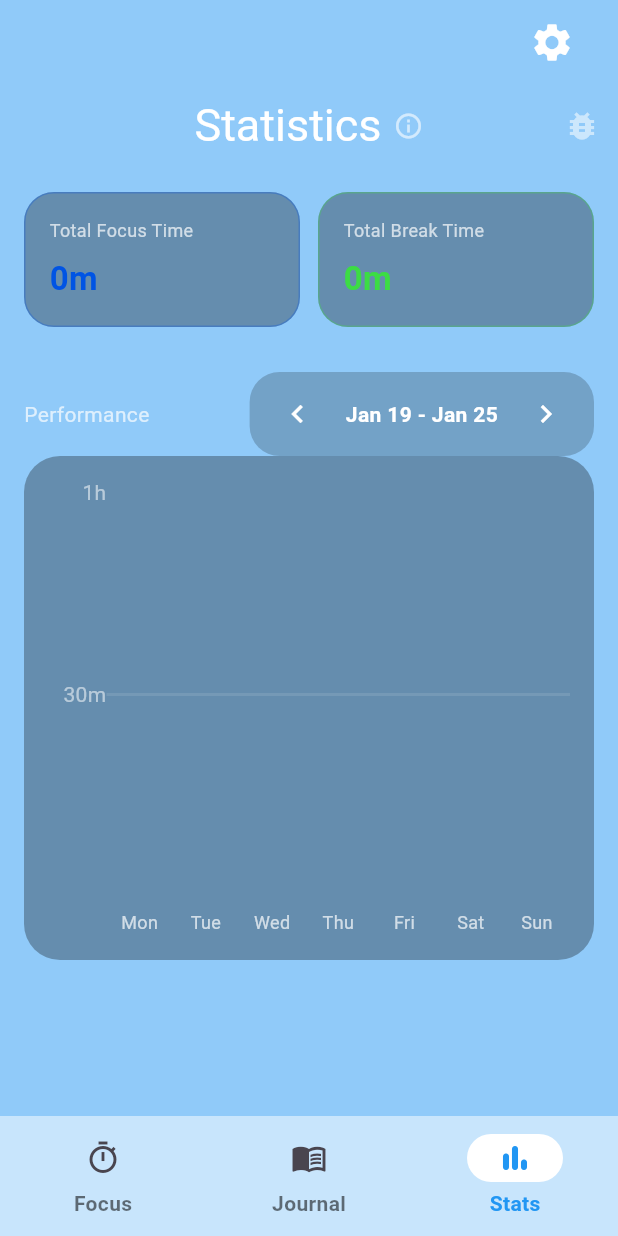
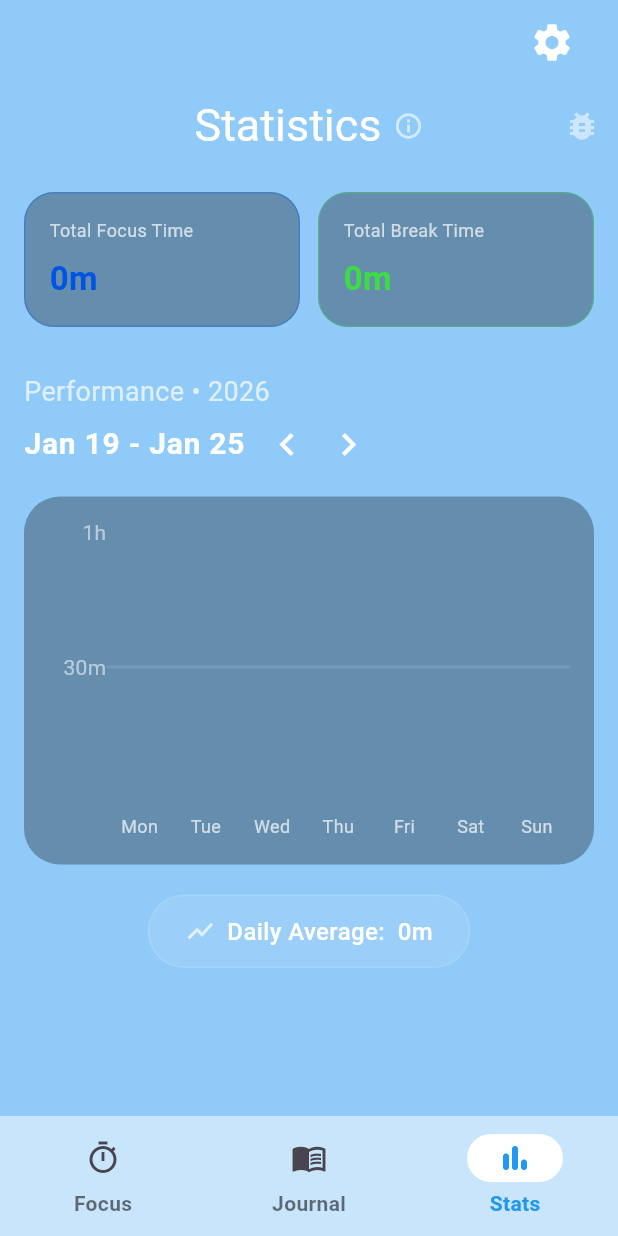
Before and after one commit to giopato02/NullState_App, a Flutter app: the screen it shows after launch, item 3 of the bottom bar chosen, after a tap on the "chevron left" icon, on a phone screen of 412 x 824 dp. Run offline on Flutter 3.47's test engine with Material 3 defaults, Android fonts, the phone set to English and light mode, and no system bars; drawn by our look-alikes of fl_chart; our stand-ins replace audioplayers, flutter_local_notifications, flutter_timezone, hive, hive_flutter, timezone and 1 more; accounts and stored records are empty.

Commit message:
Added Daily Average Feature in the Stats Page; Added a year indicator for performance graph

```diff
--- a/lib/pages/stats_page.dart
+++ b/lib/pages/stats_page.dart
@@ -32,9 +32,19 @@ class _StatsPageState extends State<StatsPage> {
         // 1. Calculate the Data
         // Pass _selectedDate to all functions so they calculate for the correct week
         final weeklyData = _processWeeklyData(box, _selectedDate);
-        final totalFocus = _calculateTotalMinutes(box, isBreak: false, referenceDate: _selectedDate);
-        final totalBreak = _calculateTotalMinutes(box, isBreak: true, referenceDate: _selectedDate);
-        final weekRange = _getWeekRange(_selectedDate); // Gets for example: Jan 1 - Jan 7
+        final totalFocus = _calculateTotalMinutes(
+          box,
+          isBreak: false,
+          referenceDate: _selectedDate,
+        );
+        final totalBreak = _calculateTotalMinutes(
+          box,
+          isBreak: true,
+          referenceDate: _selectedDate,
+        );
+        final weekRange = _getWeekRange(
+          _selectedDate,
+        ); // Gets for example: Jan 1 - Jan 7
 
         return Scaffold(
           backgroundColor:
@@ -47,15 +57,22 @@ class _StatsPageState extends State<StatsPage> {
             surfaceTintColor: Colors.transparent,
             forceMaterialTransparency: true,
 
-            // 1. ℹ️ INFO ICON IN TITLE
+            // 1. INFO ICON IN TITLE
             title: Row(
               mainAxisSize: MainAxisSize.min,
               children: [
-                Text("Statistics", style: TextStyle(fontSize: 30, color: Colors.white)),
+                Text(
+                  "Statistics",
+                  style: TextStyle(fontSize: 30, color: Colors.white),
+                ),
                 const SizedBox(width: 8),
                 GestureDetector(
                   onTap: _showInfoDialog,
-                  child: Icon(Icons.info_outline, color: Colors.white.withValues(alpha: 0.6), size: 20),
+                  child: Icon(
+                    Icons.info_outline,
+                    color: Colors.white.withValues(alpha: 0.6),
+                    size: 20,
+                  ),
                 ),
               ],
             ),
@@ -92,58 +109,74 @@ class _StatsPageState extends State<StatsPage> {
                 const SizedBox(height: 30),
 
                 // 3. DATE NAVIGATION HEADER
+                Text(
+                  "Performance • ${_selectedDate.year}", // Updates with the year
+                  style: const TextStyle(color: Colors.white70, fontSize: 18),
+                ),
+                const SizedBox(height: 2), // Small gap between label and date
+                // Date & Arrows Container
                 Row(
-                  mainAxisAlignment: MainAxisAlignment.spaceBetween,
+                  mainAxisSize: MainAxisSize.min, // Shrink to fit content
                   children: [
-                    const Text(
-                      "Performance",
-                      style: TextStyle(color: Colors.white70, fontSize: 14),
-                    ),
-                    // ARROWS AND DATE
-                    Container(
-                      padding: const EdgeInsets.symmetric(horizontal: 8, vertical: 4),
-                      decoration: BoxDecoration(
-                        color: Colors.black.withValues(alpha: 0.2),
-                        borderRadius: BorderRadius.circular(20),
-                      ),
-                      child: Row(
-                        children: [
-                          IconButton(
-                            icon: const Icon(Icons.chevron_left, color: Colors.white),
-                            padding: EdgeInsets.zero,
-                            constraints: const BoxConstraints(),
-                            onPressed: () {
-                              setState(() {
-                                _selectedDate = _selectedDate.subtract(const Duration(days: 7));
-                              });
-                            },
-                          ),
-                          const SizedBox(width: 8),
+                    // The Date Text
                     Text(
                       weekRange,
                       style: const TextStyle(
                         color: Colors.white,
-                              fontSize: 14, // Smaller font to fit arrows
-                              fontWeight: FontWeight.bold
+                        fontSize: 20,
+                        fontWeight: FontWeight.bold,
+                        letterSpacing: 0.5,
                       ),
                     ),
+
                     const SizedBox(width: 8),
+
+                    // Back Arrow
                     IconButton(
-                            icon: const Icon(Icons.chevron_right, color: Colors.white),
+                      icon: const Icon(
+                        Icons.chevron_left,
+                        color: Colors.white,
+                        size: 30,
+                      ),
+                      padding: EdgeInsets.zero,
+                      constraints:
+                          const BoxConstraints(), // Removes default padding
+                      visualDensity:
+                          VisualDensity.compact, // Reduces extra whitespace
+                      onPressed: () {
+                        setState(() {
+                          _selectedDate = _selectedDate.subtract(
+                            const Duration(days: 7),
+                          );
+                        });
+                      },
+                    ),
+
+                    const SizedBox(width: 1),
+
+                    // Forward Arrow
+                    IconButton(
+                      icon: const Icon(
+                        Icons.chevron_right,
+                        color: Colors.white,
+                        size: 30,
+                      ),
                       padding: EdgeInsets.zero,
                       constraints: const BoxConstraints(),
+                      visualDensity: VisualDensity.compact,
                       onPressed: () {
-                              // Don't allow going into future weeks ADD HERE.
                         setState(() {
-                                _selectedDate = _selectedDate.add(const Duration(days: 7));
+                          _selectedDate = _selectedDate.add(
+                            const Duration(days: 7),
+                          );
                         });
                       },
                     ),
                   ],
                 ),
-                    ),
-                  ],
-                ),
+
+                // Spacer to prevent collision with Chart
+                const SizedBox(height: 15),
 
                 // 4. The Bar Chart
                 Expanded(
@@ -272,6 +305,37 @@ class _StatsPageState extends State<StatsPage> {
                     ),
                   ),
                 ),
+                const SizedBox(height: 20),
+
+                // 5. DAILY AVERAGE (Footer)
+                Center(
+                  child: Container(
+                    padding: const EdgeInsets.symmetric(horizontal: 24, vertical: 12),
+                    decoration: BoxDecoration(
+                      color: Colors.white.withValues(alpha: 0.1),
+                      borderRadius: BorderRadius.circular(30),
+                      border: Border.all(color: Colors.white.withValues(alpha: 0.1)),
+                    ),
+                    child: Row(
+                      mainAxisSize: MainAxisSize.min,
+                      children: [
+                        const Icon(Icons.show_chart, color: Colors.white70, size: 20),
+                        const SizedBox(width: 8),
+                        Text(
+                          "Daily Average:  ${(totalFocus / 7).round()}m",
+                          style: const TextStyle(
+                            color: Colors.white,
+                            fontSize: 16,
+                            fontWeight: FontWeight.w500,
+                          ),
+                        ),
+                      ],
+                    ),
+                  ),
+                ),
+
+                // Push everything slightly up from the very bottom edge
+                const SizedBox(height: 40),
                 const Spacer(),
               ],
             ),
@@ -288,7 +352,10 @@ class _StatsPageState extends State<StatsPage> {
       context: context,
       builder: (context) => AlertDialog(
         backgroundColor: Colors.grey[900],
-        title: const Text("Tracking Rules", style: TextStyle(color: Colors.white)),
+        title: const Text(
+          "Tracking Rules",
+          style: TextStyle(color: Colors.white),
+        ),
         content: const Text(
           "1. Only FULLY COMPLETED sessions are recorded.\n"
           "2. If you stop a timer early, it will NOT count towards your stats.\n"
@@ -387,12 +454,22 @@ class _StatsPageState extends State<StatsPage> {
 
   // ---------------- DATA LOGIC ---------------- //
 
-  int _calculateTotalMinutes(Box<Session> box, {required bool isBreak, required DateTime referenceDate}) {
+  int _calculateTotalMinutes(
+    Box<Session> box, {
+    required bool isBreak,
+    required DateTime referenceDate,
+  }) {
     // 1. Determine start/end of the requested week
-    final startOfWeek = referenceDate.subtract(Duration(days: referenceDate.weekday - 1));
+    final startOfWeek = referenceDate.subtract(
+      Duration(days: referenceDate.weekday - 1),
+    );
     final endOfWeek = startOfWeek.add(const Duration(days: 7));
     // Normalize to midnight to avoid hour mismatches
-    final start = DateTime(startOfWeek.year, startOfWeek.month, startOfWeek.day);
+    final start = DateTime(
+      startOfWeek.year,
+      startOfWeek.month,
+      startOfWeek.day,
+    );
     final end = DateTime(endOfWeek.year, endOfWeek.month, endOfWeek.day);
 
     int total = 0;
@@ -406,22 +483,36 @@ class _StatsPageState extends State<StatsPage> {
     return total;
   }
 
-  List<Map<String, int>> _processWeeklyData(Box<Session> box, DateTime referenceDate) {
-    List<Map<String, int>> weekData = List.generate(7, (_) => {'focus': 0, 'break': 0});
+  List<Map<String, int>> _processWeeklyData(
+    Box<Session> box,
+    DateTime referenceDate,
+  ) {
+    List<Map<String, int>> weekData = List.generate(
+      7,
+      (_) => {'focus': 0, 'break': 0},
+    );
 
-    final startOfWeek = referenceDate.subtract(Duration(days: referenceDate.weekday - 1));
+    final startOfWeek = referenceDate.subtract(
+      Duration(days: referenceDate.weekday - 1),
+    );
     final endOfWeek = startOfWeek.add(const Duration(days: 7));
     // Normalize
-    final start = DateTime(startOfWeek.year, startOfWeek.month, startOfWeek.day);
+    final start = DateTime(
+      startOfWeek.year,
+      startOfWeek.month,
+      startOfWeek.day,
+    );
     final end = DateTime(endOfWeek.year, endOfWeek.month, endOfWeek.day);
 
     for (var session in box.values) {
       if (session.date.isAfter(start) && session.date.isBefore(end)) {
         int dayIndex = session.date.weekday - 1;
         if (session.isBreak) {
-          weekData[dayIndex]['break'] = weekData[dayIndex]['break']! + session.durationMinutes;
+          weekData[dayIndex]['break'] =
+              weekData[dayIndex]['break']! + session.durationMinutes;
         } else {
-          weekData[dayIndex]['focus'] = weekData[dayIndex]['focus']! + session.durationMinutes;
+          weekData[dayIndex]['focus'] =
+              weekData[dayIndex]['focus']! + session.durationMinutes;
         }
       }
     }
@@ -436,12 +527,16 @@ class _StatsPageState extends State<StatsPage> {
     final r = Random();
 
     // 1. Calculate the start of the CURRENTLY VIEWED week
-    final startOfWeek = _selectedDate.subtract(Duration(days: _selectedDate.weekday - 1));
+    final startOfWeek = _selectedDate.subtract(
+      Duration(days: _selectedDate.weekday - 1),
+    );
 
     // 2. Generate sessions relative to that start date
     for (int i = 0; i < 15; i++) {
       // Add random days (0-6) to the start of the week
-      final date = startOfWeek.add(Duration(days: r.nextInt(7), hours: r.nextInt(20)));
+      final date = startOfWeek.add(
+        Duration(days: r.nextInt(7), hours: r.nextInt(20)),
+      );
 
       final isBreak = r.nextBool();
       final duration = isBreak ? r.nextInt(15) + 5 : r.nextInt(45) + 15;
```
Lines whose indentation alone changed are shown as unchanged.
